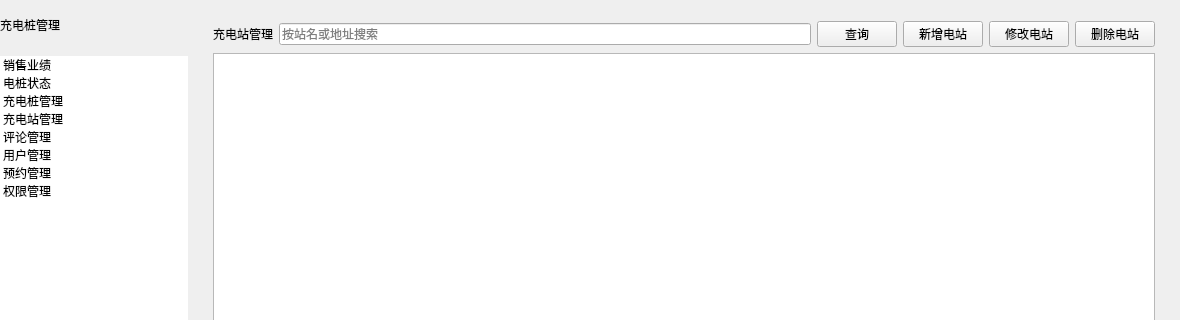
The window that admin_client/MainWindow.ui (asdjqw/Charging_Pile_System) describes before a commit, drawn with Qt 5; both pictures show x 0 to 1180 and y 0 to 320 of the 1180 by 740 pixel window.
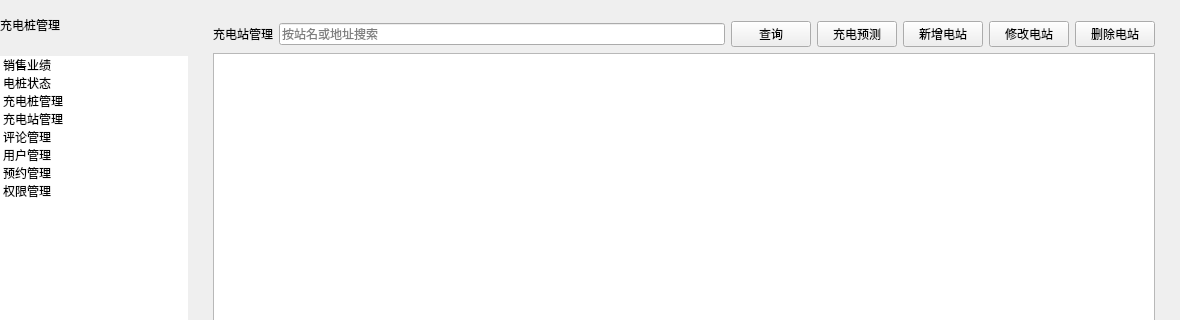
The same window after the commit. The open tabs and pages were chosen to show the change. Custom widgets are drawn as their Qt base class.

The edit to the form file:
```diff
--- a/admin_client/MainWindow.ui
+++ b/admin_client/MainWindow.ui
@@ -563,7 +563,7 @@
          <widget class="QWidget" name="stationPage">
           <layout class="QVBoxLayout" name="stationLayout" stretch="0,3,0,2">
            <item>
-            <layout class="QHBoxLayout" name="stationRow" stretch="0,1,0,0,0,0">
+            <layout class="QHBoxLayout" name="stationRow" stretch="0,1,0,0,0,0,0">
              <item>
               <widget class="QLabel" name="stationTitle">
                <property name="text">
@@ -585,6 +585,13 @@
                </property>
               </widget>
              </item>
+             <item>
+              <widget class="QPushButton" name="stationForecastBtn">
+               <property name="text">
+                <string>充电预测</string>
+               </property>
+              </widget>
+             </item>
              <item>
               <widget class="QPushButton" name="addStationBtn">
                <property name="text">
```
